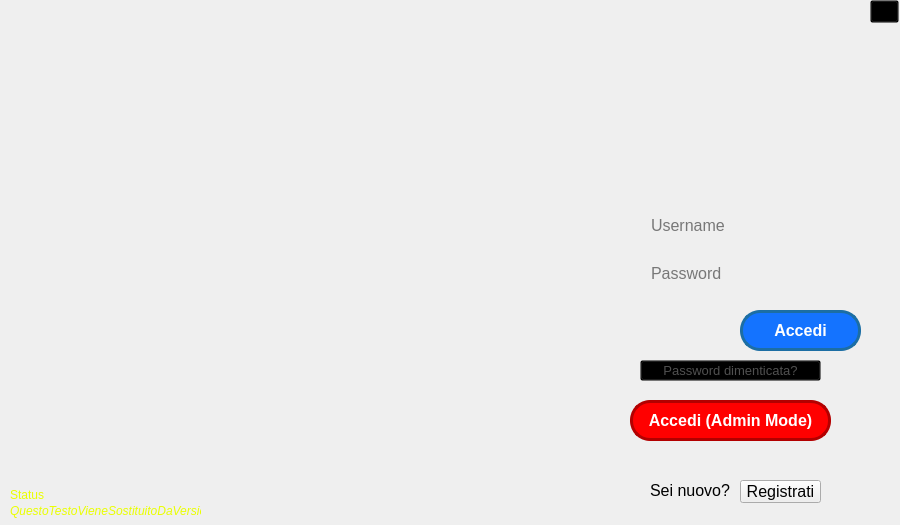
giovannic96/Real-time-collaborative-text-editor, file ClientModule/startwindow.ui: the form before one commit.
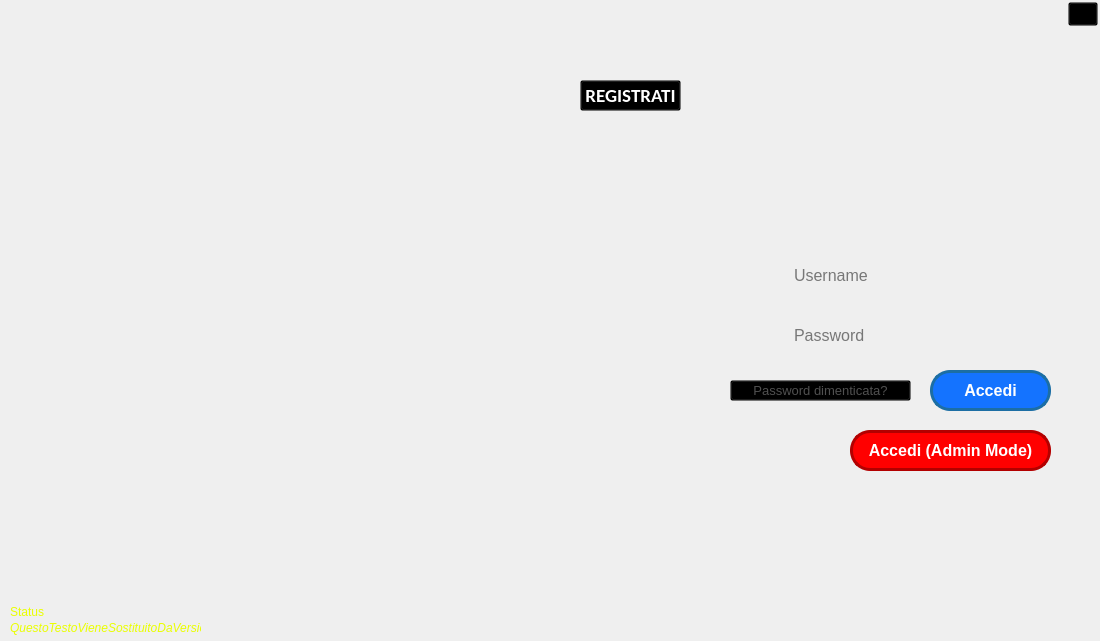
The form after the commit. Icons and pictures are not drawn.

```diff
--- a/ClientModule/startwindow.ui
+++ b/ClientModule/startwindow.ui
@@ -6,8 +6,8 @@
    <rect>
     <x>0</x>
     <y>0</y>
-    <width>900</width>
-    <height>525</height>
+    <width>1100</width>
+    <height>641</height>
    </rect>
   </property>
   <property name="minimumSize">
@@ -18,8 +18,8 @@
   </property>
   <property name="maximumSize">
    <size>
-    <width>900</width>
-    <height>525</height>
+    <width>1100</width>
+    <height>641</height>
    </size>
   </property>
   <property name="windowTitle">
@@ -31,8 +31,8 @@
      <rect>
       <x>0</x>
       <y>0</y>
-      <width>900</width>
-      <height>525</height>
+      <width>1100</width>
+      <height>641</height>
      </rect>
     </property>
     <widget class="QWidget" name="loginPage">
@@ -42,8 +42,8 @@
      <widget class="QPushButton" name="LoginAdmin">
       <property name="geometry">
        <rect>
-        <x>630</x>
-        <y>400</y>
+        <x>850</x>
+        <y>430</y>
         <width>201</width>
         <height>41</height>
        </rect>
@@ -73,29 +73,11 @@
        <string>Accedi (Admin Mode)</string>
       </property>
      </widget>
-     <widget class="QLabel" name="Seinuovo">
-      <property name="geometry">
-       <rect>
-        <x>650</x>
-        <y>480</y>
-        <width>91</width>
-        <height>21</height>
-       </rect>
-      </property>
-      <property name="font">
-       <font>
-        <pointsize>12</pointsize>
-       </font>
-      </property>
-      <property name="text">
-       <string>Sei nuovo?</string>
-      </property>
-     </widget>
      <widget class="QPushButton" name="LoginButton">
       <property name="geometry">
        <rect>
-        <x>740</x>
-        <y>310</y>
+        <x>930</x>
+        <y>370</y>
         <width>121</width>
         <height>41</height>
        </rect>
@@ -128,8 +110,8 @@
      <widget class="QLineEdit" name="LoginPasswordForm">
       <property name="geometry">
        <rect>
-        <x>641</x>
-        <y>258</y>
+        <x>784</x>
+        <y>320</y>
         <width>231</width>
         <height>31</height>
        </rect>
@@ -158,20 +140,23 @@
      <widget class="QPushButton" name="RegisterButton">
       <property name="geometry">
        <rect>
-        <x>740</x>
-        <y>480</y>
-        <width>81</width>
-        <height>23</height>
+        <x>580</x>
+        <y>80</y>
+        <width>101</width>
+        <height>31</height>
        </rect>
       </property>
       <property name="font">
        <font>
-        <pointsize>12</pointsize>
+        <family>Calibri</family>
+        <pointsize>14</pointsize>
+        <weight>75</weight>
+        <bold>true</bold>
        </font>
       </property>
       <property name="styleSheet">
-       <string notr="true">#RegistratiButton {
-color: #0033CC;
+       <string notr="true">#RegisterButton {
+color: #FFFFFF;
 background-color: Transparent;
 background-repeat:no-repeat;
 }
@@ -182,14 +167,14 @@
 }</string>
       </property>
       <property name="text">
-       <string>Registrati</string>
+       <string>REGISTRATI</string>
       </property>
      </widget>
      <widget class="QPushButton" name="ForgotPasswordButton">
       <property name="geometry">
        <rect>
-        <x>640</x>
-        <y>360</y>
+        <x>730</x>
+        <y>380</y>
         <width>181</width>
         <height>21</height>
        </rect>
@@ -220,8 +205,8 @@
      <widget class="QLineEdit" name="LoginUsernameForm">
       <property name="geometry">
        <rect>
-        <x>641</x>
-        <y>210</y>
+        <x>784</x>
+        <y>260</y>
         <width>231</width>
         <height>31</height>
        </rect>
@@ -245,7 +230,7 @@
       <property name="geometry">
        <rect>
         <x>10</x>
-        <y>487</y>
+        <y>604</y>
         <width>81</width>
         <height>16</height>
        </rect>
@@ -544,10 +529,10 @@
    <widget class="QPushButton" name="exitButton">
     <property name="geometry">
      <rect>
-      <x>870</x>
-      <y>0</y>
-      <width>29</width>
-      <height>23</height>
+      <x>1068</x>
+      <y>2</y>
+      <width>30</width>
+      <height>24</height>
      </rect>
     </property>
     <property name="cursor">
@@ -572,7 +557,7 @@
     <property name="geometry">
      <rect>
       <x>10</x>
-      <y>503</y>
+      <y>620</y>
       <width>191</width>
       <height>16</height>
      </rect>
```
Left out of the diff: 64 changed lines with no effect on the pictures.
